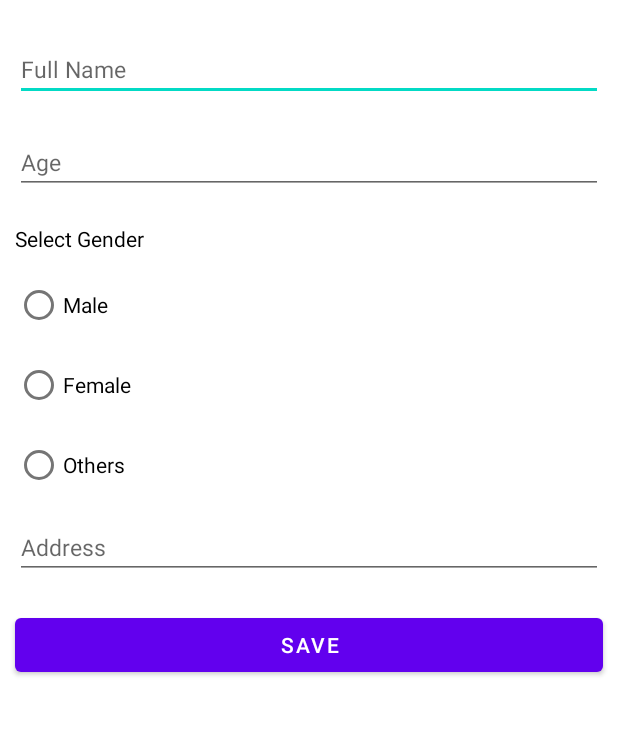
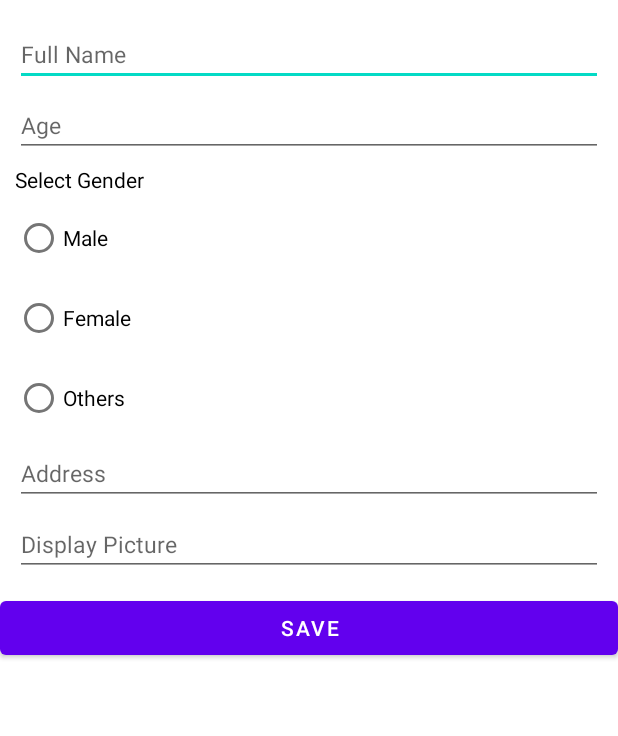
Before and after one commit to Sayyed-Abrar-Akhtar/SoftUser, an Android app: the fragment StudentFragment shown on its own in the app's theme, after a tap on "SAVE", on a phone screen of 412 x 824 dp, the part 142-878 px from its top. Run offline under Robolectric (Android 15) with nearby library versions, the phone set to English and light mode, and no system bars.

Commit message:
Developed new student registration system

```diff
--- a/app/src/main/java/com/sayyed/softuser/fragments/StudentFragment.kt
+++ b/app/src/main/java/com/sayyed/softuser/fragments/StudentFragment.kt
@@ -24,6 +24,7 @@ class StudentFragment : Fragment() {
     private lateinit var rdoFemale : RadioButton
     private lateinit var rdoOthers : RadioButton
     private lateinit var etAddress : EditText
+    private lateinit var etDp : EditText
     private lateinit var btnSave : Button
 
     override fun onCreate(savedInstanceState: Bundle?) {
@@ -46,6 +47,7 @@ class StudentFragment : Fragment() {
         rdoFemale = view.findViewById(R.id.rdoFemale)
         rdoOthers = view.findViewById(R.id.rdoOthers)
         etAddress = view.findViewById(R.id.etAddress)
+        etDp = view.findViewById(R.id.etDp)
         btnSave = view.findViewById(R.id.btnSave)
 
         btnSave.setOnClickListener {
@@ -67,6 +69,7 @@ class StudentFragment : Fragment() {
         val age = etAge.text.toString()
         var gender = ""
         val address = etAddress.text.toString()
+        val dp = etDp.text.toString()
 
         when {
             rdoMale.isChecked -> {
@@ -81,7 +84,7 @@ class StudentFragment : Fragment() {
 
         }
 
-        val student = StudentModel(fullname, address, gender, age)
+        val student = StudentModel(fullname, address, gender, age, dp)
 
         val studentToList = StudentsList()
 
@@ -97,6 +100,7 @@ class StudentFragment : Fragment() {
         rdoFemale.isChecked = false
         rdoOthers.isChecked = false
         etAddress.text.clear()
+        etDp.text.clear()
     }
 
 
--- a/app/src/main/java/com/sayyed/softuser/model/StudentModel.kt
+++ b/app/src/main/java/com/sayyed/softuser/model/StudentModel.kt
@@ -1,3 +1,3 @@
 package com.sayyed.softuser.model
 
-data class StudentModel (var fullName: String, var address: String, var gender: String, var age: String)
+data class StudentModel (var fullName: String, var address: String, var gender: String, var age: String, var dp: String)
--- a/app/src/main/res/layout/fragment_student.xml
+++ b/app/src/main/res/layout/fragment_student.xml
@@ -25,7 +25,11 @@
         android:layout_height="wrap_content"
         android:hint="Full Name"
         android:textSize="15dp"
-        android:layout_margin="10dp"
+        android:layout_marginBottom="5dp"
+        android:layout_marginLeft="10dp"
+        android:layout_marginRight="10dp"
+        android:layout_marginStart="10dp"
+        android:layout_marginEnd="10dp"
         android:textColor="@color/black"/>
 
     <EditText
@@ -34,14 +38,17 @@
         android:layout_height="wrap_content"
         android:hint="Age"
         android:textSize="15dp"
-        android:layout_margin="10dp"
+        android:layout_marginBottom="5dp"
+        android:layout_marginLeft="10dp"
+        android:layout_marginRight="10dp"
+        android:layout_marginStart="10dp"
+        android:layout_marginEnd="10dp"
         android:textColor="@color/black"/>
 
     <TextView
         android:layout_width="wrap_content"
         android:layout_height="wrap_content"
         android:text="Select Gender"
-        android:layout_marginTop="10dp"
         android:layout_marginBottom="5dp"
         android:layout_marginLeft="10dp"
         android:layout_marginRight="10dp"
@@ -57,7 +64,7 @@
             android:id="@+id/rdoMale"
             android:layout_width="fill_parent"
             android:layout_height="wrap_content"
-            android:layout_marginTop="5dp"
+            android:layout_marginBottom="5dp"
             android:layout_marginLeft="10dp"
             android:layout_marginRight="10dp"
             android:layout_marginStart="10dp"
@@ -69,7 +76,7 @@
             android:id="@+id/rdoFemale"
             android:layout_width="fill_parent"
             android:layout_height="wrap_content"
-            android:layout_marginTop="5dp"
+            android:layout_marginBottom="5dp"
             android:layout_marginLeft="10dp"
             android:layout_marginRight="10dp"
             android:layout_marginStart="10dp"
@@ -81,7 +88,7 @@
             android:id="@+id/rdoOthers"
             android:layout_width="fill_parent"
             android:layout_height="wrap_content"
-            android:layout_marginTop="5dp"
+            android:layout_marginBottom="5dp"
             android:layout_marginLeft="10dp"
             android:layout_marginRight="10dp"
             android:layout_marginStart="10dp"
@@ -97,7 +104,24 @@
         android:layout_height="wrap_content"
         android:hint="Address"
         android:textSize="15dp"
-        android:layout_margin="10dp"
+        android:layout_marginBottom="5dp"
+        android:layout_marginLeft="10dp"
+        android:layout_marginRight="10dp"
+        android:layout_marginStart="10dp"
+        android:layout_marginEnd="10dp"
+        android:textColor="@color/black"/>
+
+    <EditText
+        android:id="@+id/etDp"
+        android:layout_width="match_parent"
+        android:layout_height="wrap_content"
+        android:hint="Display Picture"
+        android:textSize="15dp"
+        android:layout_marginBottom="5dp"
+        android:layout_marginLeft="10dp"
+        android:layout_marginRight="10dp"
+        android:layout_marginStart="10dp"
+        android:layout_marginEnd="10dp"
         android:textColor="@color/black"/>
 
     <Button
@@ -107,7 +131,7 @@
         android:text="Save"
         android:layout_marginTop="5dp"
         android:layout_gravity="center_horizontal"
-        android:layout_margin="10dp"/>
+        />
 
 
 
```
